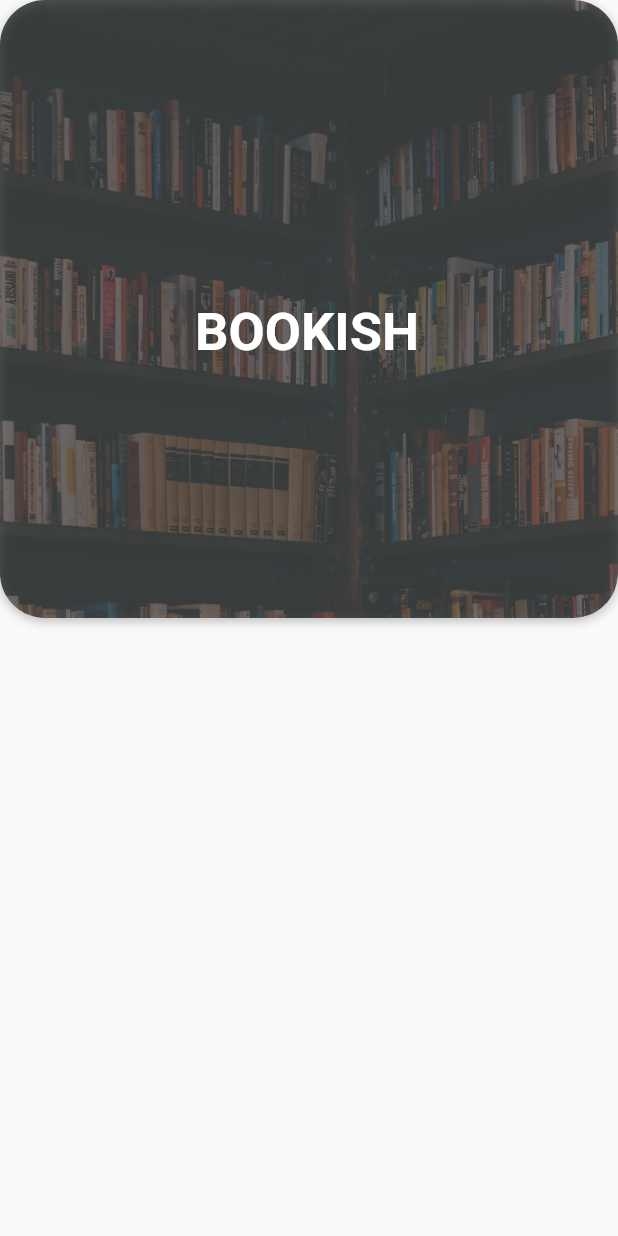
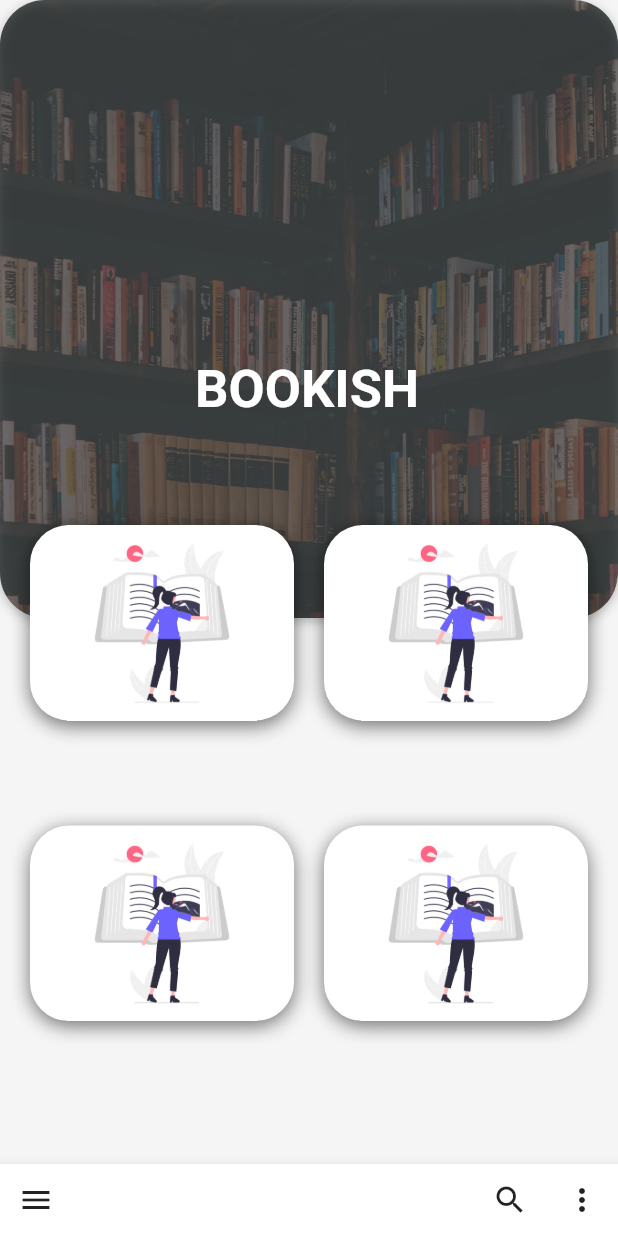
Before and after one commit to rkgoudra/Bookish_2.0_Frontend, a Flutter app: the screen it shows after launch, on a phone screen of 412 x 824 dp. Run offline on Flutter 3.47's test engine with Material 2 defaults, Android fonts, the phone set to English and light mode, and no system bars; Roboto replaces fonts that are missing (Rubik, bold).

Commit message:
home page design adding grid layouts

```diff
--- a/bookish/lib/home_screen.dart
+++ b/bookish/lib/home_screen.dart
@@ -1,4 +1,5 @@
 import 'package:flutter/material.dart';
+import 'package:flutter/rendering.dart';
 
 class HomeScreen extends StatefulWidget {
   @override
@@ -9,6 +10,7 @@ class _HomeScreenState extends State<HomeScreen> {
   @override
   Widget build(BuildContext context) {
     return Scaffold(
+      backgroundColor: Color.fromRGBO(244, 244, 244, 0.9),
       body: Column(
         children: <Widget>[
           (Stack(
@@ -31,7 +33,7 @@ class _HomeScreenState extends State<HomeScreen> {
                           colorBlendMode: BlendMode.modulate,
                           fit: BoxFit.cover))),
               Positioned(
-                bottom: 170.0,
+                bottom: 500.0,
                 left: 130.0,
                 child: Container(
                   alignment: Alignment.center,
@@ -41,17 +43,57 @@ class _HomeScreenState extends State<HomeScreen> {
                       textAlign: TextAlign.center,
                       style: TextStyle(
                           fontSize: 35.0,
-                          fontFamily: 'bold',
+                          fontFamily: 'Rubik',
                           fontWeight: FontWeight.w600,
                           color: Color.fromRGBO(255, 255, 255, 1)),
                     ),
                   ),
                 ),
               ),
+              Expanded(
+                  child: SizedBox(
+                      height: 780.0,
+                      child: GridView.builder(
+                          padding:
+                              EdgeInsets.only(top: 350, left: 20, right: 20),
+                          gridDelegate:
+                              SliverGridDelegateWithMaxCrossAxisExtent(
+                                  maxCrossAxisExtent: 250,
+                                  childAspectRatio: 2.7 / 2,
+                                  crossAxisSpacing: 20,
+                                  mainAxisSpacing: 70),
+                          itemCount: 4,
+                          itemBuilder: (BuildContext ctx, index) {
+                            return Container(
+                              alignment: Alignment.center,
+                              child: Image(
+                                  image:
+                                      AssetImage('assets/images/tbooks.png')),
+                              decoration: BoxDecoration(
+                                  color: Colors.white,
+                                  borderRadius: BorderRadius.circular(26),
+                                  boxShadow: [
+                                    BoxShadow(
+                                        color: Colors.black54,
+                                        offset: Offset(0.0, 3.0),
+                                        blurRadius: 10.0)
+                                  ]),
+                            );
+                          })))
             ],
           ))
         ],
       ),
+      bottomNavigationBar: BottomAppBar(
+        child: Row(
+          children: [
+            IconButton(icon: Icon(Icons.menu), onPressed: () {}),
+            Spacer(),
+            IconButton(icon: Icon(Icons.search), onPressed: () {}),
+            IconButton(icon: Icon(Icons.more_vert), onPressed: () {}),
+          ],
+        ),
+      ),
     );
   }
 }
--- a/bookish/lib/main.dart
+++ b/bookish/lib/main.dart
@@ -10,13 +10,14 @@ class MyApp extends StatelessWidget {
   @override
   Widget build(BuildContext context) {
     return MaterialApp(
-      title: 'Flutter Demo',
+      title: 'Bookish',
       debugShowCheckedModeBanner: false,
       theme: ThemeData(
         accentColor: Color(0xFFF3F5F7),
         primaryColor: Color(0xFF3EBACE),
       ),
       home: HomeScreen(),
+
     );
   }
 }
--- a/bookish/pubspec.yaml
+++ b/bookish/pubspec.yaml
@@ -20,6 +20,7 @@ dependencies:
 dev_dependencies:
   flutter_test:
     sdk: flutter
+  flutter_svg: ^0.18.0
 
 # For information on the generic Dart part of this file, see the
 # following page: https://dart.dev/tools/pub/pubspec
```
Also changed, not shown: bookish/assets/images/tbooks.png (added), bookish/pubspec.lock.
